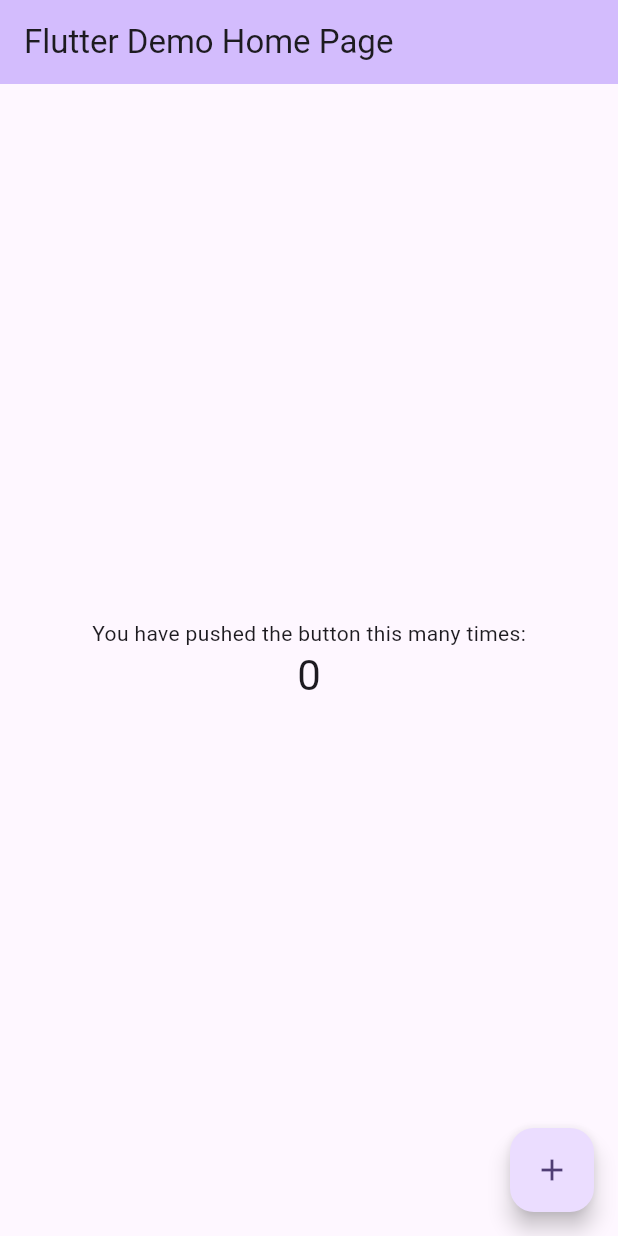
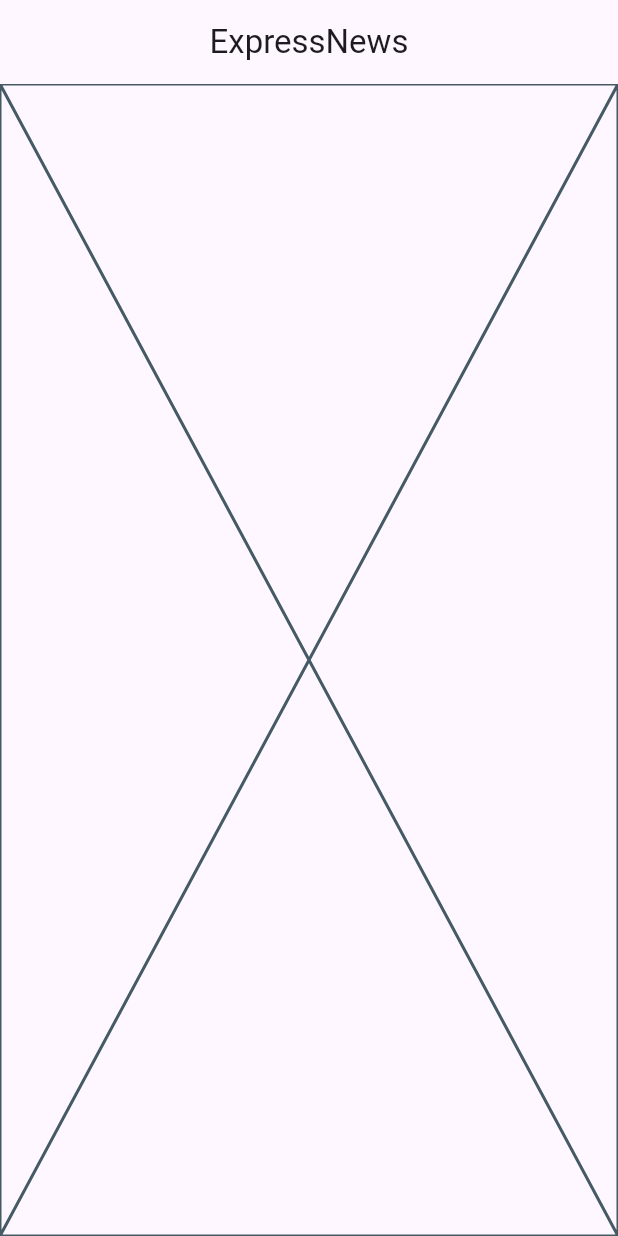
Before and after one commit to AvadhutBhong/flutter-news-app, a Flutter app: the screen it shows after launch, on a phone screen of 412 x 824 dp. Run offline on Flutter 3.47's test engine with Material 3 defaults, Android fonts, the phone set to English and light mode, and no system bars; our stand-ins replace flutter_dotenv.

```diff
--- a/lib/main.dart
+++ b/lib/main.dart
@@ -1,6 +1,13 @@
 import 'package:flutter/material.dart';
+import 'package:flutter_dotenv/flutter_dotenv.dart';
+import 'package:news_app/screens/home_screen.dart';
 
-void main() {
+Future<void> main() async {
+  try {
+    await dotenv.load(fileName: '.env');
+  } catch (e) {
+    print('Error loading .env file: $e');
+  }
   runApp(const MyApp());
 }
 
@@ -15,55 +22,7 @@ class MyApp extends StatelessWidget {
         colorScheme: ColorScheme.fromSeed(seedColor: Colors.deepPurple),
         useMaterial3: true,
       ),
-      home: const MyHomePage(title: 'Flutter Demo Home Page'),
+      home: HomeScreen(),
     );
   }
 }
-
-class MyHomePage extends StatefulWidget {
-  const MyHomePage({super.key, required this.title});
-
-  final String title;
-
-  @override
-  State<MyHomePage> createState() => _MyHomePageState();
-}
-
-class _MyHomePageState extends State<MyHomePage> {
-  int _counter = 0;
-
-  void _incrementCounter() {
-    setState(() {
-      _counter++;
-    });
-  }
-
-  @override
-  Widget build(BuildContext context) {
-    return Scaffold(
-      appBar: AppBar(
-        backgroundColor: Theme.of(context).colorScheme.inversePrimary,
-        title: Text(widget.title),
-      ),
-      body: Center(
-        child: Column(
-          mainAxisAlignment: MainAxisAlignment.center,
-          children: <Widget>[
-            const Text(
-              'You have pushed the button this many times:',
-            ),
-            Text(
-              '$_counter',
-              style: Theme.of(context).textTheme.headlineMedium,
-            ),
-          ],
-        ),
-      ),
-      floatingActionButton: FloatingActionButton(
-        onPressed: _incrementCounter,
-        tooltip: 'Increment',
-        child: const Icon(Icons.add),
-      ),
-    );
-  }
-}
--- /dev/null
+++ b/lib/screens/home_screen.dart
@@ -0,0 +1,23 @@
+import 'package:flutter/material.dart';
+
+class HomeScreen extends StatefulWidget {
+  const HomeScreen({super.key});
+
+  @override
+  State<HomeScreen> createState() => _HomeScreenState();
+}
+
+class _HomeScreenState extends State<HomeScreen> {
+  @override
+  Widget build(BuildContext context) {
+    return SafeArea(
+        child: Scaffold(
+      appBar: AppBar(
+        title: const Text("ExpressNews"),
+        centerTitle: true,
+        automaticallyImplyLeading: false,
+      ),
+       body: const Placeholder(),
+    ));
+  }
+}
```
Also changed, not shown: lib/models/article_model.dart (added, +36 -0 lines), lib/models/source_model.dart (added, +11 -0 lines), lib/services/api_service.dart (added, +28 -0 lines), pubspec.yaml (+5 -2 lines), lib/screens/news_details_screen.dart (added), pubspec.lock, 1 other file.
